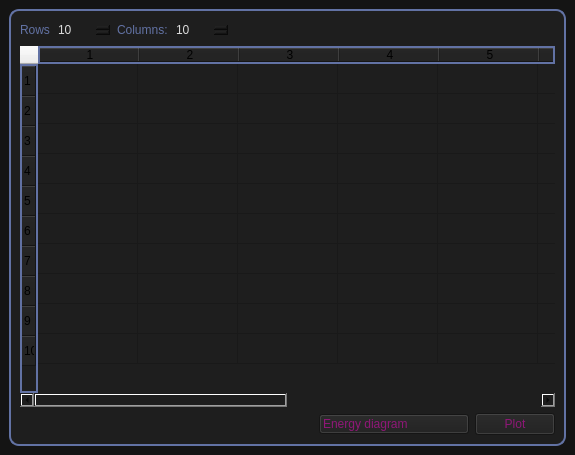
Old version of the form src/main/python/UIs/AnyPlot.ui in the repository isaksengeir/REACT.
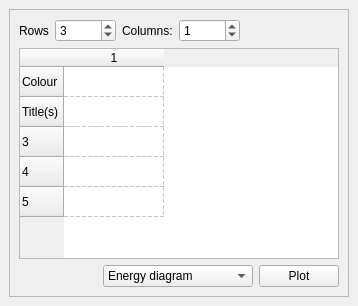
New version of the form. Icons and pictures are not drawn.

Commit message: General plotter tool UI. Bente, your styles are lost again :( You must add them in the MainWindow.ui for them to stay permanent...

```diff
--- a/src/main/python/UIs/AnyPlot.ui
+++ b/src/main/python/UIs/AnyPlot.ui
@@ -6,279 +6,15 @@
    <rect>
     <x>0</x>
     <y>0</y>
-    <width>575</width>
-    <height>455</height>
+    <width>358</width>
+    <height>306</height>
    </rect>
   </property>
   <property name="windowTitle">
    <string>MainWindow</string>
   </property>
   <property name="styleSheet">
-   <string notr="true">
-QMainWindow{
-background-color:rgb(20, 20, 20);
-color: rgb(98, 114, 164);
-}
-
-
-QScrollBar{
-/*background-color:rgb(56,58,89);*/
-background-color:rgb(30,30,30);
-}
-
-QFrame{
-/*background-color: rgb(56,58,89);*/
-background-color: rgb(30,30,30);
-/*border: 2px solid rgb(220,220,220);*/
-/*border: 2px solid rgb(143, 23, 119);*/
-border: 2px solid rgb(98, 114, 164);
-/*border: 2px solid rgb(56,58,89);*/
-
-
-border-radius:10px;
-
-}
-
-QLabel{
-color:rgb(98, 114, 164);
-border: 0px;
-}
-
-QRadioButton{
-color: rgb(98, 114, 164);
-
-}
-
-QRadioButton::indicator::unchecked {
-    background-color: rgb(30,30,30);
-}
-
-
-QRadioButton::indicator:unchecked:hover {
-   background-color: rgb(143,23,119);
-}
-
-QRadioButton::indicator::checked {
-    background-color:  rgb(98, 114, 164);
-}
-
-QRadioButton::indicator:checked:hover {
-    background-color: rgb(143,23,119);
-}
-
-/*
-
-QRadioButton::indicator:unchecked:pressed {
-    image: url(:/images/radiobutton_unchecked_pressed.png);
-}
-
-
-
-
-
-QRadioButton::indicator:checked:pressed {
-    image: url(:/images/radiobutton_checked_pressed.png);
-}
-
-*/
-
-
-/* IMPORTANT: 8&lt; Add the code above here 8&lt; */
-QTabBar::tab:selected {
-/* expand/overlap to the left and right by 4px */
-margin-left: -4px;
-margin-right: -4px;
-}
-QTabBar::tab:first:selected {
-margin-left: 0; /* the first selected tab has nothing to overlap with on the left */
-}
-QTabBar::tab:last:selected {
-margin-right: 0; /* the last selected tab has nothing to overlap with on the right */
-}
-QTabBar::tab:only-one {
-margin: 0; /* if there is only one tab, we don't want overlapping margins */
-}
-
-QTabWidget::pane { /* The tab widget frame */
-/*border-top: 2px solid #C2C7CB;*/
-
-/*border-top:4px solid rgb(56,58,89);*/
-border-top:4px solid rgb(30,30,30);
-}
-
-QTabWidget::tab-bar {
-left: 5px; /* move to the right by 5px */
-}
-
-/* Style the tab using the tab sub-control. Note that it reads QTabBar _not_ QTabWidget */
-QTabBar::tab {
-/*border: 2px solid rgb(98, 114, 164);
-
-border-bottom-color: rgb(98, 114, 164);*/
-border: 2px solid rgb(40, 40, 40);
-
-border-bottom-color: rgb(143, 23, 119);
-border-top-left-radius: 4px;
-border-top-right-radius: 4px;
-min-width: 8ex;
-padding: 2px;
-color:rgb(143, 23, 119);
-
-}
-
-QTabBar::tab:selected, QTabBar::tab:hover {
-/*background: qlineargradient(x1: 0, y1: 0, x2: 0, y2: 1, stop: 0 #fafafa, stop: 0.4 #f4f4f4, stop: 0.5 #e7e7e7, stop: 1.0 #fafafa);*/
-background-color:rgb(42,42,42);
-}
-
-QTabBar::tab:selected {
-/*border-color: #9B9B9B;*/
-
-	border-color: rgb(143, 23, 119);
-	border-bottom-color:  rgb(143,23,119);
-	border-width: 3px;
-	color:rgb(20,20,20);
-	background-color: rgb(143,23,119);
-
-}
-QTabBar::tab:!selected {
-margin-top: 2px; /* make non-selected tabs look smaller */
-}
-
-
-QPushButton {
-	/*background-color:rgb(98, 114, 164);*/
-	background-color: rgb(30,30,30);
-	color: rgb(143,23,119);
-	
-
-}
-
-QPushButton:hover
-{
-   	background-color: rgb(40, 40, 40);
-	/*color:rgb(20,20,20);*/
-	border-style: outset;
-	border-width: 2px;
-	border-color: rgb(143,23,119);
-
-}
-QPushButton:pressed
-{
-	color: rgb(143, 23, 119);
-	background-color: rgb(20, 20, 20);
-}
-
-QTableView{
-border:None;
-}
-
-QListWidget{
-border:None;
-margin-top:5px;
-margin-left:5px;
-margin-right:5px;
-
-
-background-color: rgb(30,30,30);
-
-color:rgb(98, 114, 164);
-
-}
-
-/* Works for both QListView and QListWidget */
-QListView::item {
-    /* Won't work without borders set */
-	padding-left:1px;
-	padding-right:10px;
-	padding-top:1px;
-	padding-bottom:1px;
-}
-QListView::item:hover{
-/*background-color: rgb(143,23,119);*/
-border: 1px solid rgb(143, 23, 119);
-border-style: outset;
-background-color: rgb(40,40,40);
-padding-left:5px;
-padding-right:-10px;
-}
-
-QListView::item:selected{
-color: rgb(20,20,20);
-background-color:rgb(98, 114, 164);
-padding-left:10px;
-padding-right:-10px;
-
-}
-
-QPlainTextEdit{
-border: None;
-color:rgb(98, 114, 164);
-}
-
-
-QFileDialog{
-background-color:rgb(30,30,30);
-border: 0px;
-color: rgb(98,114,164);
-}
-
-QTextEdit{
-color: rgb(98, 114, 164);
-border: None;
-}
-
-QProgressBar {
-	
-	/*background-color: rgb(98, 114, 164);*/
-	background-color: rgb(20,20,20);
-	color: rgb(200, 200, 200);
-	border-style: none;
-	border-radius: 10px;
-	text-align: center;
-}
-QProgressBar::chunk{
-	border-radius: 10px;
-	/*background-color: qlineargradient(spread:pad, x1:0, y1:0.511364, x2:1, y2:0.523, stop:0 rgba(254, 121, 199, 255), stop:1 rgba(170, 85, 255, 255));*/
-	background-color: qlineargradient(spread:pad, x1:0, y1:0, x2:1, y2:0, stop:0 rgba(170, 85, 255, 255), stop:1 rgba(143,23,119,255));
-}
-
-QTableWidget{
-color:rgb(220,220,220);
-
-}
-
-QComboBox{
-background-color: rgb(30,30,30);
-color: rgb(143,23,119);
-padding: 1px 18px 1px 3px;
-selection-color: rgb(98, 114, 164);
-padding: 1px 0px 1px 3px
-
-}
-
-QComboBox::drop-down {
-color: rgb(220,220,220);
-border-color:white;
-}
-
-QComboBox QAbstractItemView {
-    border: 2px solid rgb(30,30,30);
-	color: rgb(220,220,220);
-	border-radius: 0px;
-    selection-background-color: rgb(70,70,70);
-	selection-color: rgb(70,70,70);
-	backround-color: rgb(70,70,70);
-}
-
-
-QSpinBox {
-background-color: rgb(30,30,30);
-color: rgb(220,220,220);
-/*border: 2px solid rgb(98, 114, 164);*/
-border: None;
-
-}</string>
+   <string notr="true"/>
   </property>
   <widget class="QWidget" name="centralwidget">
    <layout class="QVBoxLayout" name="verticalLayout">
@@ -308,7 +44,7 @@
               <number>99999</number>
              </property>
              <property name="value">
-              <number>10</number>
+              <number>3</number>
              </property>
             </widget>
            </item>
@@ -325,7 +61,7 @@
               <number>99999</number>
              </property>
              <property name="value">
-              <number>10</number>
+              <number>1</number>
              </property>
             </widget>
            </item>
@@ -346,31 +82,58 @@
          </item>
          <item row="1" column="0">
           <widget class="QTableWidget" name="tableWidget">
+           <property name="styleSheet">
+            <string notr="true"/>
+           </property>
+           <property name="sizeAdjustPolicy">
+            <enum>QAbstractScrollArea::AdjustIgnored</enum>
+           </property>
+           <property name="showGrid">
+            <bool>true</bool>
+           </property>
+           <property name="gridStyle">
+            <enum>Qt::DashLine</enum>
+           </property>
+           <property name="cornerButtonEnabled">
+            <bool>false</bool>
+           </property>
            <property name="rowCount">
-            <number>10</number>
+            <number>5</number>
            </property>
            <property name="columnCount">
-            <number>10</number>
+            <number>1</number>
            </property>
+           <attribute name="horizontalHeaderVisible">
+            <bool>true</bool>
+           </attribute>
+           <attribute name="horizontalHeaderCascadingSectionResizes">
+            <bool>false</bool>
+           </attribute>
+           <attribute name="verticalHeaderVisible">
+            <bool>true</bool>
+           </attribute>
+           <attribute name="verticalHeaderCascadingSectionResizes">
+            <bool>false</bool>
+           </attribute>
+           <attribute name="verticalHeaderDefaultSectionSize">
+            <number>30</number>
+           </attribute>
+           <attribute name="verticalHeaderMinimumSectionSize">
+            <number>21</number>
+           </attribute>
+           <row>
+            <property name="text">
+             <string>Colour</string>
+            </property>
+           </row>
+           <row>
+            <property name="text">
+             <string>Title(s)</string>
+            </property>
+           </row>
            <row/>
            <row/>
            <row/>
-           <row/>
-           <row/>
-           <row/>
-           <row/>
-           <row/>
-           <row/>
-           <row/>
-           <column/>
-           <column/>
-           <column/>
-           <column/>
-           <column/>
-           <column/>
-           <column/>
-           <column/>
-           <column/>
            <column/>
           </widget>
          </item>
```
The commit also changes 6 other files.
